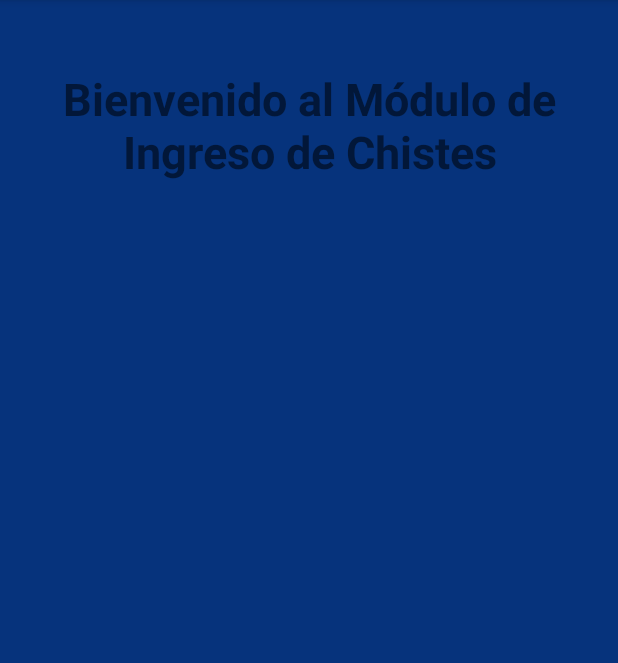
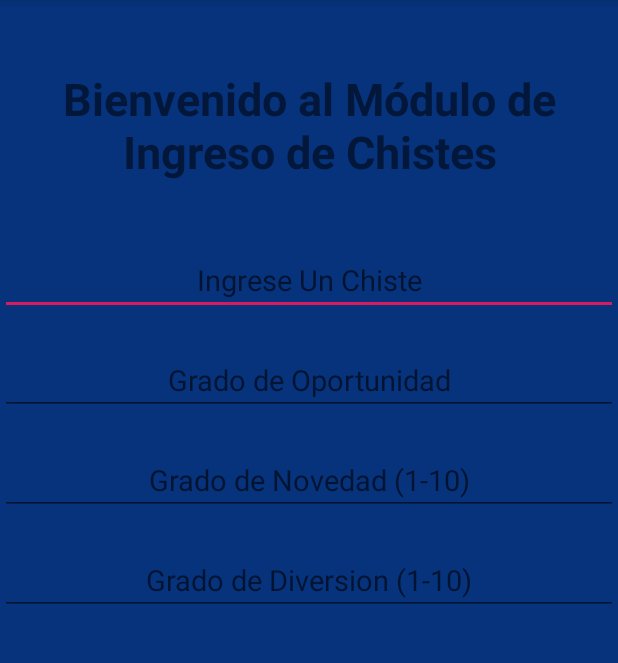
Before and after one commit to josecarvajal222/SistemadeChistes, an Android app: the IngresarChisteActivity screen opened directly, with no data from a screen before it, on a phone screen of 412 x 824 dp, the part 84-747 px from its top. Run offline under Robolectric (Android 15) with nearby library versions, the phone set to English and light mode, and no system bars.

Commit message:
Desarrollo Formulario Ingreso Chistes

```diff
--- a/app/src/main/res/layout/activity_ingresar_chistes.xml
+++ b/app/src/main/res/layout/activity_ingresar_chistes.xml
@@ -18,4 +18,64 @@
         android:text="Bienvenido al Módulo de Ingreso de Chistes"
         />
 
+    <ScrollView
+        android:layout_width="match_parent"
+        android:layout_height="match_parent">
+
+        <LinearLayout xmlns:android="http://schemas.android.com/apk/res/android"
+            android:layout_width="match_parent"
+            android:layout_height="match_parent"
+            xmlns:tools="http://schemas.android.com/tools"
+            android:background="@color/backgroundColor"
+            android:orientation="vertical"
+            >
+
+            <EditText
+                android:id="@+id/txtIngresoChiste"
+                android:layout_width="match_parent"
+                android:layout_height="wrap_content"
+                android:layout_gravity="center"
+                android:layout_marginTop="42dp"
+                android:hint="Ingrese Un Chiste"
+                android:inputType="text"
+                android:textAlignment="center"
+                android:textSize="19sp" />
+
+            <EditText
+                android:id="@+id/txtGradoOportuno"
+                android:layout_width="match_parent"
+                android:layout_height="wrap_content"
+                android:layout_gravity="center"
+                android:layout_marginTop="20dp"
+                android:hint="Grado de Oportunidad"
+                android:inputType="text"
+                android:textAlignment="center"
+                android:textSize="19sp" />
+
+            <EditText
+                android:id="@+id/txtGradoNovedad"
+                android:layout_width="match_parent"
+                android:layout_height="wrap_content"
+                android:layout_gravity="center"
+                android:layout_marginTop="20dp"
+                android:hint="Grado de Novedad (1-10)"
+                android:inputType="number"
+                android:textAlignment="center"
+                android:textSize="19sp" />
+
+            <EditText
+                android:id="@+id/txtGradoDiversion"
+                android:layout_width="match_parent"
+                android:layout_height="wrap_content"
+                android:layout_gravity="center"
+                android:layout_marginTop="20dp"
+                android:hint="Grado de Diversion (1-10)"
+                android:inputType="number"
+                android:textAlignment="center"
+                android:textSize="19sp" />
+
+        </LinearLayout>
+
+    </ScrollView>
+
 </LinearLayout>
```
